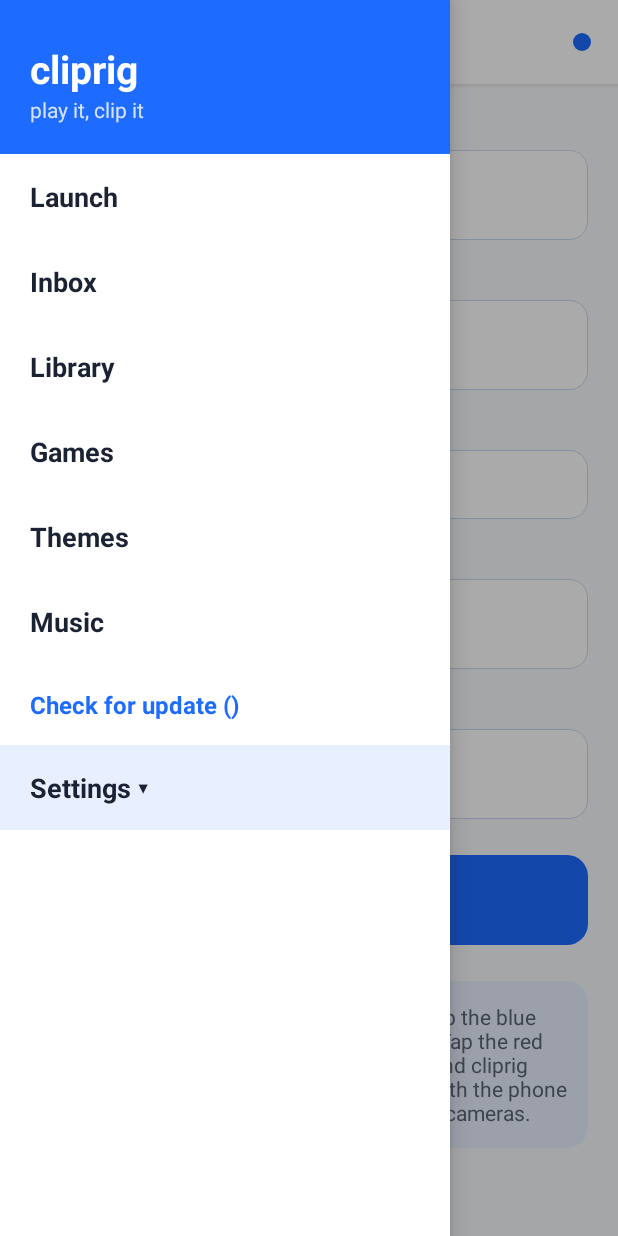
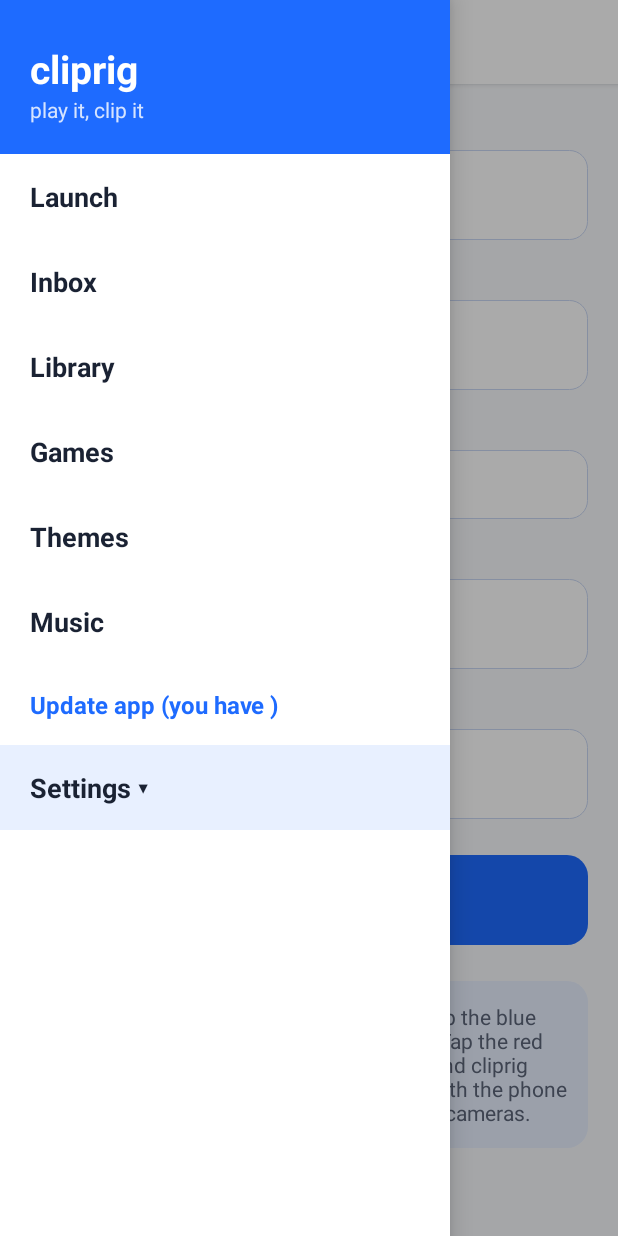
Before and after one commit to sudosilo/2026-11-25-blue-cliprig, an Android app: the screen it shows after launch (MainActivity), with the side drawer open, on a phone screen of 412 x 824 dp. Run offline under Robolectric (Android 15) with nearby library versions, the phone set to English and light mode, and no system bars.

Commit message:
update button in the top bar, update check on every return to the app
Co-Authored-By: Claude Opus 5.5 <noreply@anthropic.com>
Claude-Session: https://claude.ai/code/session_01PBYahW8rBbuy6vKNpCKSQ6

```diff
--- a/app/src/main/java/com/sudosilo/cliprig/MainActivity.kt
+++ b/app/src/main/java/com/sudosilo/cliprig/MainActivity.kt
@@ -88,6 +88,8 @@ class MainActivity : AppCompatActivity() {
 
     private lateinit var gamesList: RecyclerView
     private lateinit var updateItem: TextView
+    private lateinit var updatePill: TextView
+    private var lastCheck = 0L
     private var pendingRelease: Updater.Release? = null
 
     private val thumbs = LruCache<String, Bitmap>(80)
@@ -131,7 +133,6 @@ class MainActivity : AppCompatActivity() {
         Pipeline.onClipAdded = { refreshLibrary() }
         showStatus(Pipeline.status)
         handleIntent(intent)
-        checkUpdate(false)
     }
 
     override fun onNewIntent(intent: Intent) {
@@ -141,6 +142,7 @@ class MainActivity : AppCompatActivity() {
 
     override fun onResume() {
         super.onResume()
+        if (System.currentTimeMillis() - lastCheck > 60_000) { lastCheck = System.currentTimeMillis(); checkUpdate(false) }
         refreshLaunchGames()
         if (current == "inbox") refreshInbox()
         if (current == "library") refreshLibrary()
@@ -188,8 +190,17 @@ class MainActivity : AppCompatActivity() {
         bar.addView(burger, LinearLayout.LayoutParams(dp(56), dp(56)))
         titleText = label("Launch", 20f, INK, true)
         bar.addView(titleText, LinearLayout.LayoutParams(0, -2, 1f))
-        val dot = View(this).apply { background = rounded(BLUE, dp(6).toFloat()) }
-        bar.addView(dot, LinearLayout.LayoutParams(dp(12), dp(12)).apply { rightMargin = dp(18) })
+        updatePill = TextView(this).apply {
+            text = "Update app"
+            textSize = 14f
+            gravity = Gravity.CENTER
+            setTextColor(Color.WHITE)
+            setTypeface(typeface, android.graphics.Typeface.BOLD)
+            background = rounded(BLUE, dp(18).toFloat())
+            visibility = View.INVISIBLE
+            setOnClickListener { installUpdate() }
+        }
+        bar.addView(updatePill, LinearLayout.LayoutParams(dp(120), dp(38)).apply { rightMargin = dp(12) })
 
         val screenHost = FrameLayout(this)
         screens["launch"] = buildLaunch()
@@ -289,7 +300,7 @@ class MainActivity : AppCompatActivity() {
         col.addView(nav("Themes", "themes"))
         col.addView(nav("Music", "music"))
 
-        updateItem = label("Check for update (${BuildConfig.VERSION_NAME})", 16f, BLUE, true).apply {
+        updateItem = label("Update app (you have ${BuildConfig.VERSION_NAME})", 16f, BLUE, true).apply {
             setPadding(dp(20), dp(16), dp(20), dp(16))
             setOnClickListener { checkUpdate(true) }
         }
@@ -1053,14 +1064,16 @@ class MainActivity : AppCompatActivity() {
             val r = Updater.latest()
             if (r == null) { if (userAsked) toast("Could not reach GitHub for updates"); return@launch }
             if (r.version <= BuildConfig.VERSION_CODE) {
-                updateItem.text = "Up to date (${BuildConfig.VERSION_NAME})"
+                updatePill.visibility = View.INVISIBLE
+                updateItem.text = "Update app (up to date, ${BuildConfig.VERSION_NAME})"
                 if (userAsked) toast("cliprig is up to date")
                 return@launch
             }
             pendingRelease = r
-            updateItem.text = "Install update v${r.version}"
+            updateItem.text = "Update app to v${r.version}"
             updateItem.setOnClickListener { installUpdate() }
-            if (userAsked) installUpdate() else toast("A cliprig update is ready in the menu")
+            updatePill.visibility = View.VISIBLE
+            if (userAsked) installUpdate()
         }
     }
 
```
